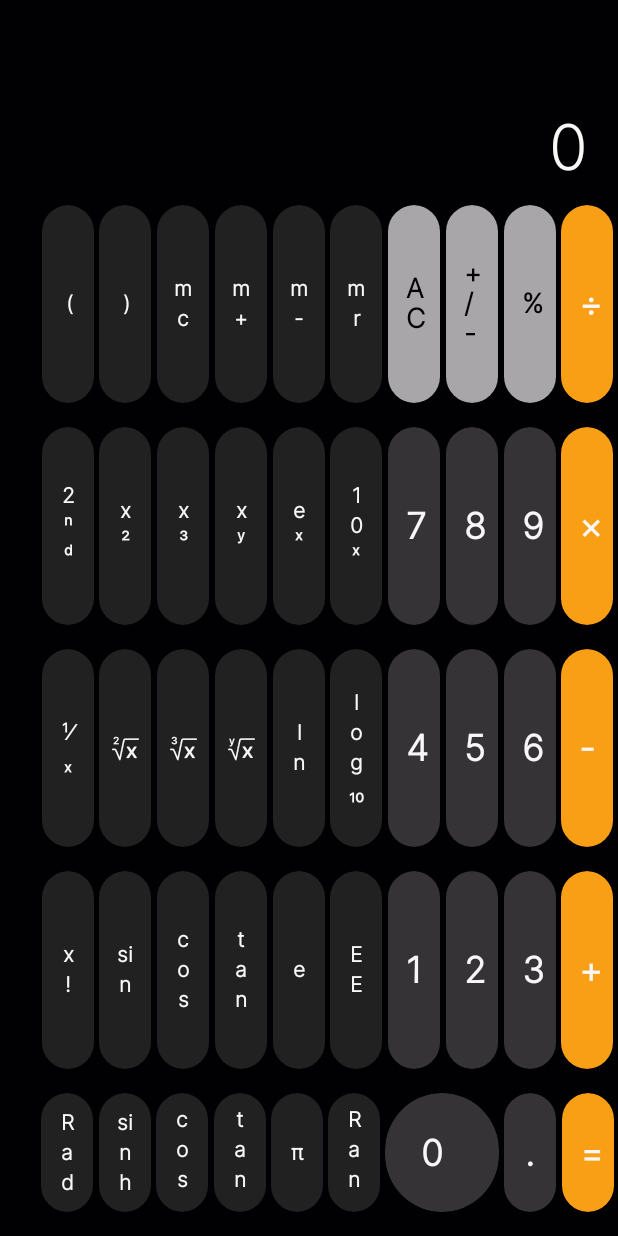
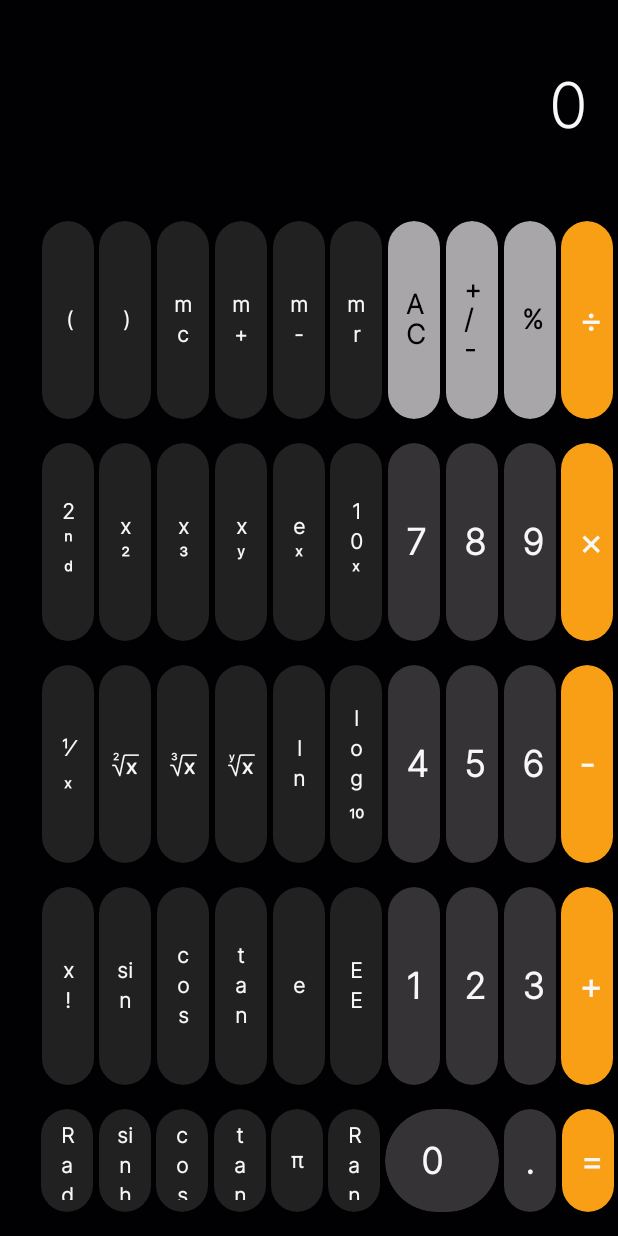
Before and after one commit to PiyushJT/ICalc, an Android app built with Jetpack Compose: the composable HorizontalScreen shown on its own in the app's theme, on a phone screen of 412 x 824 dp. Run offline under Robolectric (Android 15) with nearby library versions, the phone set to English and light mode, and no system bars; our stand-ins replace accompanist.

Commit message:
made some simple functions working, and changed some UI

```diff
--- a/app/src/main/java/com/piyushjt/icalc/ButtonGroups.kt
+++ b/app/src/main/java/com/piyushjt/icalc/ButtonGroups.kt
@@ -3,6 +3,7 @@ package com.piyushjt.icalc
 import androidx.compose.foundation.layout.Arrangement
 import androidx.compose.foundation.layout.Column
 import androidx.compose.foundation.layout.Row
+import androidx.compose.foundation.layout.fillMaxHeight
 import androidx.compose.foundation.layout.fillMaxWidth
 import androidx.compose.foundation.layout.padding
 import androidx.compose.runtime.Composable
@@ -26,7 +27,8 @@ fun HorizontalButtons(
 
     Column(
         modifier = Modifier
-            .padding(bottom = (0.01 * screenHeight).dp),
+            .padding(bottom = (0.01 * screenHeight).dp)
+            .fillMaxHeight(),
         verticalArrangement = Arrangement.SpaceEvenly,
         horizontalAlignment = Alignment.CenterHorizontally
     ) {
@@ -38,12 +40,12 @@ fun HorizontalButtons(
             horizontalArrangement = Arrangement.SpaceEvenly
         ){
             // Showing text in buttons as needed
-            ScientificButton(event = event, text = "(", height = buttonHeight, width = buttonWidth)
-            ScientificButton(event = event, text = ")", height = buttonHeight, width = buttonWidth)
-            ScientificButton(event = event, text = "mc", height = buttonHeight, width = buttonWidth)
-            ScientificButton(event = event, text = "m+", height = buttonHeight, width = buttonWidth)
-            ScientificButton(event = event, text = "m-", height = buttonHeight, width = buttonWidth)
-            ScientificButton(event = event, text = "mr", height = buttonHeight, width = buttonWidth)
+            ScientificButton(event = event, state = state, text = "(", height = buttonHeight, width = buttonWidth)
+            ScientificButton(event = event, state = state, text = ")", height = buttonHeight, width = buttonWidth)
+            ScientificButton(event = event, state = state, text = "mc", height = buttonHeight, width = buttonWidth)
+            ScientificButton(event = event, state = state, text = "m+", height = buttonHeight, width = buttonWidth)
+            ScientificButton(event = event, state = state, text = "m-", height = buttonHeight, width = buttonWidth)
+            ScientificButton(event = event, state = state, text = "mr", height = buttonHeight, width = buttonWidth)
 
             OtherButton(event = event, text = if (state.value != "0") "C" else "AC", height = buttonHeight, width = buttonWidth, textSize = 18)
 
@@ -60,12 +62,12 @@ fun HorizontalButtons(
             horizontalArrangement = Arrangement.SpaceEvenly
         ){
             // Showing text in buttons as needed
-            ScientificButton(event = event, text = "2ⁿᵈ", height = buttonHeight, width = buttonWidth)
-            ScientificButton(event = event, text = "x²", height = buttonHeight, width = buttonWidth)
-            ScientificButton(event = event, text = "x³", height = buttonHeight, width = buttonWidth)
-            ScientificButton(event = event, text = "xʸ", height = buttonHeight, width = buttonWidth)
-            ScientificButton(event = event, text = "eˣ", height = buttonHeight, width = buttonWidth)
-            ScientificButton(event = event, text = "10ˣ", height = buttonHeight, width = buttonWidth)
+            ScientificButton(event = event, state = state, text = "2ⁿᵈ", height = buttonHeight, width = buttonWidth)
+            ScientificButton(event = event, state = state, text = "x²", height = buttonHeight, width = buttonWidth)
+            ScientificButton(event = event, state = state, text = "x³", height = buttonHeight, width = buttonWidth)
+            ScientificButton(event = event, state = state, text = "xʸ", height = buttonHeight, width = buttonWidth)
+            ScientificButton(event = event, state = state, text = "eˣ", height = buttonHeight, width = buttonWidth)
+            ScientificButton(event = event, state = state, text = "10ˣ", height = buttonHeight, width = buttonWidth)
 
             NumButton(state = state, event = event, text = "7", height = buttonHeight, width = buttonWidth, textSize = 24)
             NumButton(state = state, event = event, text = "8", height = buttonHeight, width = buttonWidth, textSize = 24)
@@ -81,12 +83,12 @@ fun HorizontalButtons(
             horizontalArrangement = Arrangement.SpaceEvenly
         ){
             // Showing text in buttons as needed
-            ScientificButton(event = event, text = "¹⁄ₓ", height = buttonHeight, width = buttonWidth)
-            ScientificButton(event = event, text = "!", height = buttonHeight, width = buttonWidth)
-            ScientificButton(event = event, text = "\"", height = buttonHeight, width = buttonWidth)
-            ScientificButton(event = event, text = "'", height = buttonHeight, width = buttonWidth)
-            ScientificButton(event = event, text = "ln", height = buttonHeight, width = buttonWidth)
-            ScientificButton(event = event, text = "log₁₀", height = buttonHeight, width = buttonWidth)
+            ScientificButton(event = event, state = state, text = "¹⁄ₓ", height = buttonHeight, width = buttonWidth)
+            ScientificButton(event = event, state = state, text = "!", height = buttonHeight, width = buttonWidth)
+            ScientificButton(event = event, state = state, text = "\"", height = buttonHeight, width = buttonWidth)
+            ScientificButton(event = event, state = state, text = "'", height = buttonHeight, width = buttonWidth)
+            ScientificButton(event = event, state = state, text = "ln", height = buttonHeight, width = buttonWidth)
+            ScientificButton(event = event, state = state, text = "log₁₀", height = buttonHeight, width = buttonWidth)
 
             NumButton(state = state, event = event, text = "4", height = buttonHeight, width = buttonWidth, textSize = 24)
             NumButton(state = state, event = event, text = "5", height = buttonHeight, width = buttonWidth, textSize = 24)
@@ -102,12 +104,12 @@ fun HorizontalButtons(
             horizontalArrangement = Arrangement.SpaceEvenly
         ){
             // Showing text in buttons as needed
-            ScientificButton(event = event, text = "x!", height = buttonHeight, width = buttonWidth)
-            ScientificButton(event = event, text = "sin", height = buttonHeight, width = buttonWidth)
-            ScientificButton(event = event, text = "cos", height = buttonHeight, width = buttonWidth)
-            ScientificButton(event = event, text = "tan", height = buttonHeight, width = buttonWidth)
-            ScientificButton(event = event, text = "e", height = buttonHeight, width = buttonWidth)
-            ScientificButton(event = event, text = "EE", height = buttonHeight, width = buttonWidth)
+            ScientificButton(event = event, state = state, text = "x!", height = buttonHeight, width = buttonWidth)
+            ScientificButton(event = event, state = state, text = "sin", height = buttonHeight, width = buttonWidth)
+            ScientificButton(event = event, state = state, text = "cos", height = buttonHeight, width = buttonWidth)
+            ScientificButton(event = event, state = state, text = "tan", height = buttonHeight, width = buttonWidth)
+            ScientificButton(event = event, state = state, text = "e", height = buttonHeight, width = buttonWidth)
+            ScientificButton(event = event, state = state, text = "EE", height = buttonHeight, width = buttonWidth)
 
             NumButton(state = state, event = event, text = "1", height = buttonHeight, width = buttonWidth, textSize = 24)
             NumButton(state = state, event = event, text = "2", height = buttonHeight, width = buttonWidth, textSize = 24)
@@ -123,12 +125,12 @@ fun HorizontalButtons(
             horizontalArrangement = Arrangement.SpaceEvenly
         ){
             // Showing text in buttons as needed
-            ScientificButton(event = event, text = "Rad", height = buttonHeight, width = buttonWidth)
-            ScientificButton(event = event, text = "sinh", height = buttonHeight, width = buttonWidth)
-            ScientificButton(event = event, text = "cosh", height = buttonHeight, width = buttonWidth)
-            ScientificButton(event = event, text = "tanh", height = buttonHeight, width = buttonWidth)
-            ScientificButton(event = event, text = "π", height = buttonHeight, width = buttonWidth)
-            ScientificButton(event = event, text = "Rand", height = buttonHeight, width = buttonWidth)
+            ScientificButton(event = event, state = state, text = "Rad", height = buttonHeight, width = buttonWidth)
+            ScientificButton(event = event, state = state, text = "sinh", height = buttonHeight, width = buttonWidth)
+            ScientificButton(event = event, state = state, text = "cosh", height = buttonHeight, width = buttonWidth)
+            ScientificButton(event = event, state = state, text = "tanh", height = buttonHeight, width = buttonWidth)
+            ScientificButton(event = event, state = state, text = "π", height = buttonHeight, width = buttonWidth)
+            ScientificButton(event = event, state = state, text = "Rand", height = buttonHeight, width = buttonWidth)
 
             ZeroButton(state = state, event = event, height = buttonHeight, width = zeroButtonWidth, textSize = 24)
             DotButton(state = state, event = event, height = buttonHeight, width = buttonWidth, textSize = 24)
--- a/app/src/main/java/com/piyushjt/icalc/Buttons.kt
+++ b/app/src/main/java/com/piyushjt/icalc/Buttons.kt
@@ -33,6 +33,8 @@ import com.piyushjt.icalc.ui.theme.SciBtnColor
 import com.piyushjt.icalc.ui.theme.TopBtnColor
 import com.piyushjt.icalc.ui.theme.Transparent
 import com.piyushjt.icalc.ui.theme.White
+import kotlin.math.PI
+import kotlin.math.pow
 
 
 // Dot Button
@@ -420,6 +422,7 @@ fun OtherButton(
 @Composable
 fun ScientificButton(
     event: (Event) -> Unit,
+    state: State,
     text : String,
     height : Dp,
     width : Dp
@@ -427,9 +430,27 @@ fun ScientificButton(
     TextButton(
 
         onClick = {
-            if(text == "¹⁄ₓ") {
-                event(Event.SetReciprocal)
+
+            when(text) {
+
+                "¹⁄ₓ" -> event(Event.SetReciprocal)
+
+                "x!" -> event(Event.SetFactorial)
+
+                "π" -> event(Event.SetValue(PI.toString()))
+
+                "e" -> event(Event.SetValue(kotlin.math.E.toString()))
+
+                "x²" -> event(Event.SetValue(state.value.toDouble().pow(2.0).toString()))
+
+                "x³" -> event(Event.SetValue(state.value.toDouble().pow(3.0).toString()))
+
+                "eˣ" -> event(Event.SetValue(kotlin.math.E.pow(state.value.toDouble()).toString()))
+
+                "10ˣ" -> event(Event.SetValue(10.0.pow(state.value.toDouble()).toString()))
+
             }
+
         },
 
         modifier = Modifier
--- a/app/src/main/java/com/piyushjt/icalc/Event.kt
+++ b/app/src/main/java/com/piyushjt/icalc/Event.kt
@@ -32,5 +32,6 @@ sealed interface Event {
 
     // Scientific Operations
     object SetReciprocal : Event
+    object SetFactorial : Event
 
 }
--- a/app/src/main/java/com/piyushjt/icalc/MainActivity.kt
+++ b/app/src/main/java/com/piyushjt/icalc/MainActivity.kt
@@ -111,8 +111,7 @@ fun TextValue(
     // Container for text value
     Box(
         modifier = Modifier
-            .padding(horizontal = 20.dp)
-            .padding(bottom = 5.dp)
+            .padding(horizontal = 20.dp, vertical = 8.dp)
             .fillMaxWidth()
             .background(Background)
             .height(height)
@@ -138,7 +137,7 @@ fun TextValue(
                     }
                 }
             },
-        contentAlignment = Alignment.BottomEnd
+        contentAlignment = Alignment.CenterEnd
     ) {
 
         val textToShow = if (state.valueToShow.contains('e')) {
--- a/app/src/main/java/com/piyushjt/icalc/ViewModel.kt
+++ b/app/src/main/java/com/piyushjt/icalc/ViewModel.kt
@@ -359,6 +359,7 @@ class ViewModel : ViewModel() {
             Event.SetReciprocal -> {
 
                 event(Event.SetDotPressed(false))
+                event(Event.SetEqualPressed(false))
 
                 val reciprocal = (1 / state.value.value.toDouble()).toString()
 
@@ -366,6 +367,25 @@ class ViewModel : ViewModel() {
 
                 Log.d("Set reciprocal", state.value.value)
             }
+
+            Event.SetFactorial -> {
+
+                event(Event.SetDotPressed(false))
+                event(Event.SetEqualPressed(false))
+
+                var factorial = 1.0
+
+                for (i in 1..state.value.value.toDouble().toInt()){
+                    factorial *= i
+                }
+
+                // TODO : Add functionality for non integers later after learning
+
+                event(Event.SetValue(factorial.toString()))
+
+                Log.d("Set factorial", state.value.value)
+            }
+
 
         }
 
@@ -411,8 +431,8 @@ private fun formatWithCommas(value: String, isDotPressed: Boolean): String {
     }
 
     // Returning value as per conditions
-    return if (value  in listOf("infinity", "nan")) {
-        value
+    return if (value  in listOf("error", "infinity", "nan")) {
+        "Error"
     }
     else {
         if (fractionalPart.isNotEmpty() || isDotPressed) "$formatted.$fractionalPart" else formatted
```
